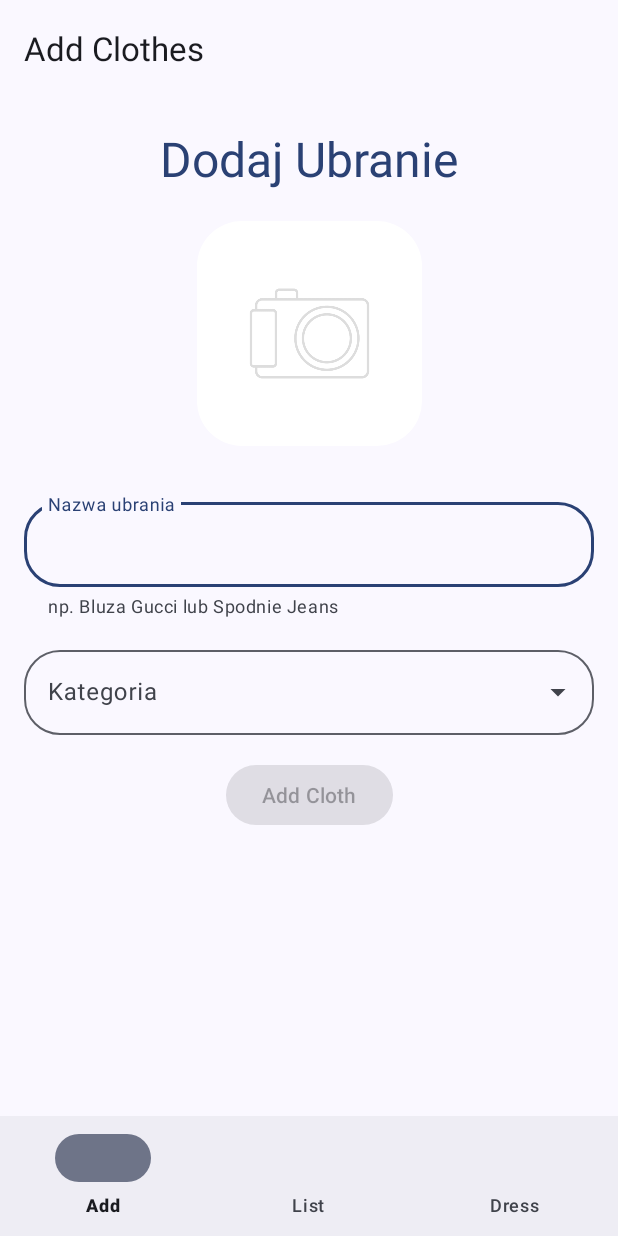
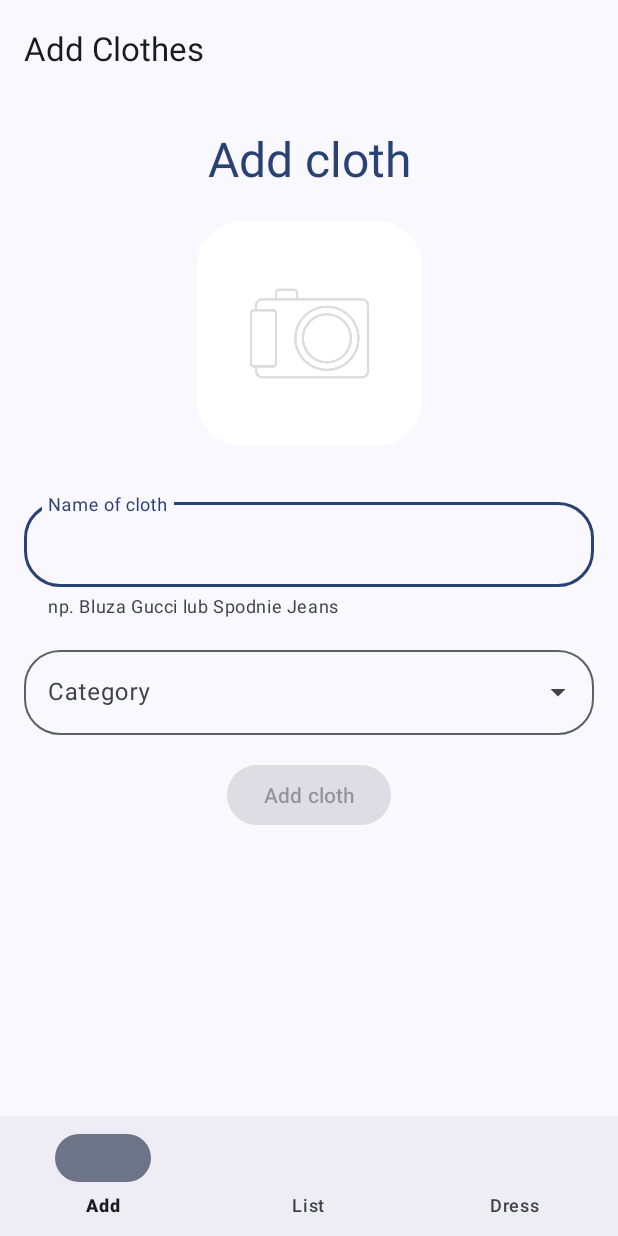
Before and after one commit to hackyeah22-akai/android, an Android app: the screen it shows after launch (MainActivity), on a phone screen of 412 x 824 dp. Run offline under Robolectric (Android 15) with nearby library versions, the phone set to English and light mode, and no system bars; our stand-ins replace Dagger/Hilt's generated code, data binding, navigation-ui; libraries missing offline, so code that uses them is left out: com.github.appintro, com.hadilq.liveevent, com.mikepenz.iconics; 6 statements that could not run were skipped.

Commit message:
Translate to english

```diff
--- a/app/src/main/java/pl/org/akai/hackathon/ui/add/AddViewModel.kt
+++ b/app/src/main/java/pl/org/akai/hackathon/ui/add/AddViewModel.kt
@@ -22,7 +22,7 @@ import javax.inject.Inject
 
 @HiltViewModel
 class AddViewModel @Inject constructor(private var apiService: ApiService) : DataViewModel<List<Category>>(
-	listOf(Category("Ładowanie kategorii...", "Ładowanie", 0))
+	listOf(Category("Loading categories...", "Loading", 0))
 ) {
 	val list: LiveData<Array<String>> = Transformations.map(data) { categories ->
 		categories.map { it.name }.toTypedArray()
--- a/app/src/main/java/pl/org/akai/hackathon/ui/cloth/ClothListAdapter.kt
+++ b/app/src/main/java/pl/org/akai/hackathon/ui/cloth/ClothListAdapter.kt
@@ -5,7 +5,6 @@ import androidx.paging.PagingDataAdapter
 import androidx.recyclerview.widget.DiffUtil
 import pl.org.akai.hackathon.data.model.Cloth
 import pl.org.akai.hackathon.databinding.ClothGridItemBinding
-import pl.org.akai.hackathon.databinding.ClothListItemBinding
 import pl.org.akai.hackathon.ext.onClick
 import pl.org.akai.hackathon.ui.base.BindingViewHolder
 
--- a/app/src/main/java/pl/org/akai/hackathon/ui/cloth/ClothListFragment.kt
+++ b/app/src/main/java/pl/org/akai/hackathon/ui/cloth/ClothListFragment.kt
@@ -31,13 +31,13 @@ class ClothListFragment : BaseFragment<ListFragmentBinding>(ListFragmentBinding:
 				MaterialAlertDialogBuilder(requireContext())
 					.setTitle(it.name)
 					.setMessage(it.category.name)
-					.setNeutralButton("Anuluj") { dialog, which ->
+					.setNeutralButton("Cancel") { dialog, which ->
 						// Respond to neutral button press
 					}
-					.setNegativeButton("Wyrzuciłem") { dialog, which ->
+					.setNegativeButton("Thrown") { dialog, which ->
 						// Respond to negative button press
 					}
-					.setPositiveButton("Oddałem/Sprzedałem") { dialog, which ->
+					.setPositiveButton("Given/sold") { dialog, which ->
 						// Respond to positive button press
 					}
 					.show()
--- a/app/src/main/java/pl/org/akai/hackathon/ui/dress/DressAdapter.kt
+++ b/app/src/main/java/pl/org/akai/hackathon/ui/dress/DressAdapter.kt
@@ -32,5 +32,5 @@ class DressAdapter(
 		}
 	}
 
-	override fun getItemCount() = items.count { it.state != DressModel.State.HIDDEN } ?: 0
+	override fun getItemCount() = items.count { it.state != DressModel.State.HIDDEN }
 }
--- a/app/src/main/res/layout/add_fragment.xml
+++ b/app/src/main/res/layout/add_fragment.xml
@@ -25,7 +25,7 @@
 			android:layout_width="wrap_content"
 			android:layout_height="wrap_content"
 			android:layout_margin="20dp"
-			android:text="Dodaj Ubranie"
+			android:text="@string/add_cloth"
 			android:textAppearance="@style/TextAppearance.Material3.HeadlineLarge"
 			android:textColor="?attr/colorPrimary"
 			app:layout_constraintEnd_toEndOf="parent"
@@ -50,7 +50,7 @@
 			android:layout_height="wrap_content"
 			android:layout_marginHorizontal="16dp"
 			android:layout_marginTop="32dp"
-			android:hint="Nazwa ubrania"
+			android:hint="@string/name_of_cloth"
 			app:boxCornerRadiusBottomEnd="@dimen/input_corner_radius"
 			app:boxCornerRadiusBottomStart="@dimen/input_corner_radius"
 			app:boxCornerRadiusTopEnd="@dimen/input_corner_radius"
@@ -83,7 +83,7 @@
 			app:layout_constraintEnd_toEndOf="parent"
 			app:layout_constraintStart_toStartOf="parent"
 			app:layout_constraintTop_toBottomOf="@+id/name"
-			android:hint="Kategoria">
+			android:hint="@string/category">
 
 			<com.google.android.material.textfield.MaterialAutoCompleteTextView
 				android:id="@+id/category"
@@ -103,7 +103,7 @@
 			app:layout_constraintEnd_toEndOf="parent"
 			app:layout_constraintStart_toStartOf="parent"
 			app:layout_constraintTop_toBottomOf="@+id/categoryLayout"
-			android:text="Add Cloth" />
+			android:text="@string/add_cloth" />
 
 		<TextView
 			android:id="@+id/url"
--- a/app/src/main/res/layout/cloth_grid_item.xml
+++ b/app/src/main/res/layout/cloth_grid_item.xml
@@ -33,6 +33,7 @@
 				android:layout_height="150dp"
 				android:scaleType="centerCrop"
 				android:url="@{item.photo}"
+				android:contentDescription="@string/photo_of_cloth"
 				app:layout_constraintEnd_toEndOf="parent"
 				app:layout_constraintStart_toStartOf="parent"
 				app:layout_constraintTop_toTopOf="parent"
@@ -46,12 +47,12 @@
 				android:layout_marginTop="16dp"
 				android:text="@{item.name}"
 				android:textAppearance="@style/TextAppearance.Material3.BodyLarge"
-				android:textSize="18dp"
+				android:textSize="18sp"
 				android:textStyle="bold"
 				app:layout_constraintEnd_toEndOf="parent"
 				app:layout_constraintStart_toStartOf="@+id/imageView3"
 				app:layout_constraintTop_toBottomOf="@+id/imageView3"
-				tools:text="Biała koszula" />
+				tools:text="White shirt" />
 			<!--android:text="@{item..format(DateTimeFormatter.ISO_DATE) + &quot; {cmd-calendar}&quot;}"-->
 			<com.mikepenz.iconics.view.IconicsTextView
 				android:id="@+id/date"
--- a/app/src/main/res/layout/list_custom_fragment.xml
+++ b/app/src/main/res/layout/list_custom_fragment.xml
@@ -49,7 +49,7 @@
 				android:layout_height="wrap_content"
 				android:layout_marginTop="24dp"
 				android:onClick="@{() -> vm.refresh()}"
-				android:text="Spróbuj ponownie" />
+				android:text="@string/try_again" />
 		</LinearLayout>
 	</FrameLayout>
 </layout>
--- a/app/src/main/res/layout/list_fragment.xml
+++ b/app/src/main/res/layout/list_fragment.xml
@@ -29,7 +29,7 @@
 			app:layout_constraintStart_toStartOf="parent"
 			app:layout_constraintEnd_toEndOf="parent"
 			app:layout_constraintBottom_toTopOf="@id/unused_chip"
-			android:hint="Sort by">
+			android:hint="@string/sort_by">
 
 			<com.google.android.material.textfield.MaterialAutoCompleteTextView
 				android:id="@+id/sort"
@@ -49,7 +49,7 @@
 			app:layout_constraintStart_toStartOf="parent"
 			app:layout_constraintEnd_toEndOf="parent"
 			app:layout_constraintBottom_toTopOf="@id/frame"
-			android:text="Unused" />
+			android:text="@string/unused" />
 
 		<FrameLayout
 			android:layout_width="match_parent"
@@ -93,7 +93,7 @@
 					android:layout_height="wrap_content"
 					android:layout_marginTop="24dp"
 					android:onClick="@{() -> vm.refresh()}"
-					android:text="Spróbuj ponownie" />
+					android:text="@string/try_again" />
 			</LinearLayout>
 		</FrameLayout>
 	</androidx.constraintlayout.widget.ConstraintLayout>
--- a/app/src/main/res/layout/load_state_item.xml
+++ b/app/src/main/res/layout/load_state_item.xml
@@ -29,7 +29,7 @@
 				android:layout_height="wrap_content"
 				android:layout_margin="4dp"
 				android:minHeight="0dp"
-				android:text="Retry" />
+				android:text="@string/retry" />
 		</LinearLayout>
 
 		<ProgressBar
--- a/app/src/main/res/menu/menu_bottom_nav.xml
+++ b/app/src/main/res/menu/menu_bottom_nav.xml
@@ -2,11 +2,11 @@
 <menu xmlns:android="http://schemas.android.com/apk/res/android">
 	<item
 		android:id="@+id/addFragment"
-		android:title="Add" />
+		android:title="@string/add" />
 	<item
 		android:id="@+id/clothListFragment"
-		android:title="List" />
+		android:title="@string/list" />
 	<item
 		android:id="@+id/dressFragment"
-		android:title="Dress" />
+		android:title="@string/dress" />
 </menu>
--- a/app/src/main/res/menu/menu_top_nav.xml
+++ b/app/src/main/res/menu/menu_top_nav.xml
@@ -3,5 +3,5 @@
 	xmlns:android="http://schemas.android.com/apk/res/android">
 	<item
 		android:id="@+id/filter"
-		android:title="Filtruj" />
+		android:title="@string/filter" />
 </menu>
--- a/app/src/main/res/values/strings.xml
+++ b/app/src/main/res/values/strings.xml
@@ -1,5 +1,17 @@
 <resources>
 	<string name="app_name">WardRobbers</string>
+	<string name="photo_of_cloth">Photo of cloth</string>
+	<string name="add_cloth">Add cloth</string>
+	<string name="name_of_cloth">Name of cloth</string>
+	<string name="category">Category</string>
+	<string name="try_again">Try again</string>
+	<string name="sort_by">Sort by</string>
+	<string name="unused">Unused</string>
+	<string name="retry">Retry</string>
+	<string name="add">Add</string>
+	<string name="list">List</string>
+	<string name="dress">Dress</string>
+	<string name="filter">Filter</string>
 
 	<string-array name="sort">
 		<item>Added time</item>
```
Also changed, not shown: app/src/main/res/layout/cloth_list_item.xml (+4 -3 lines).
